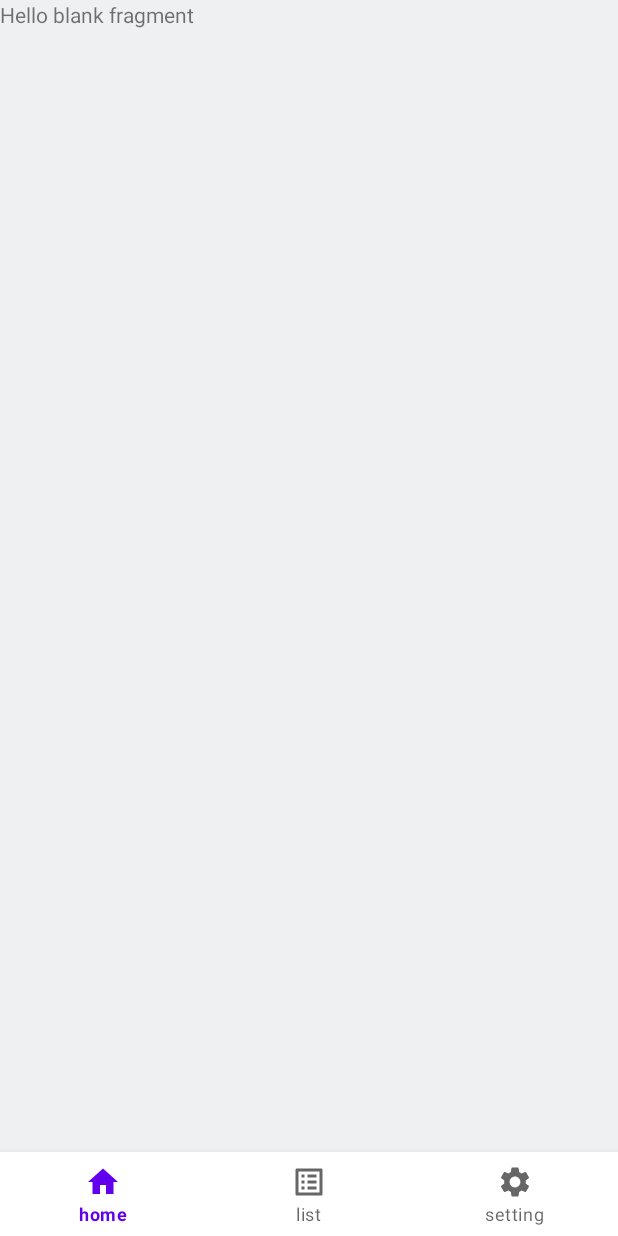
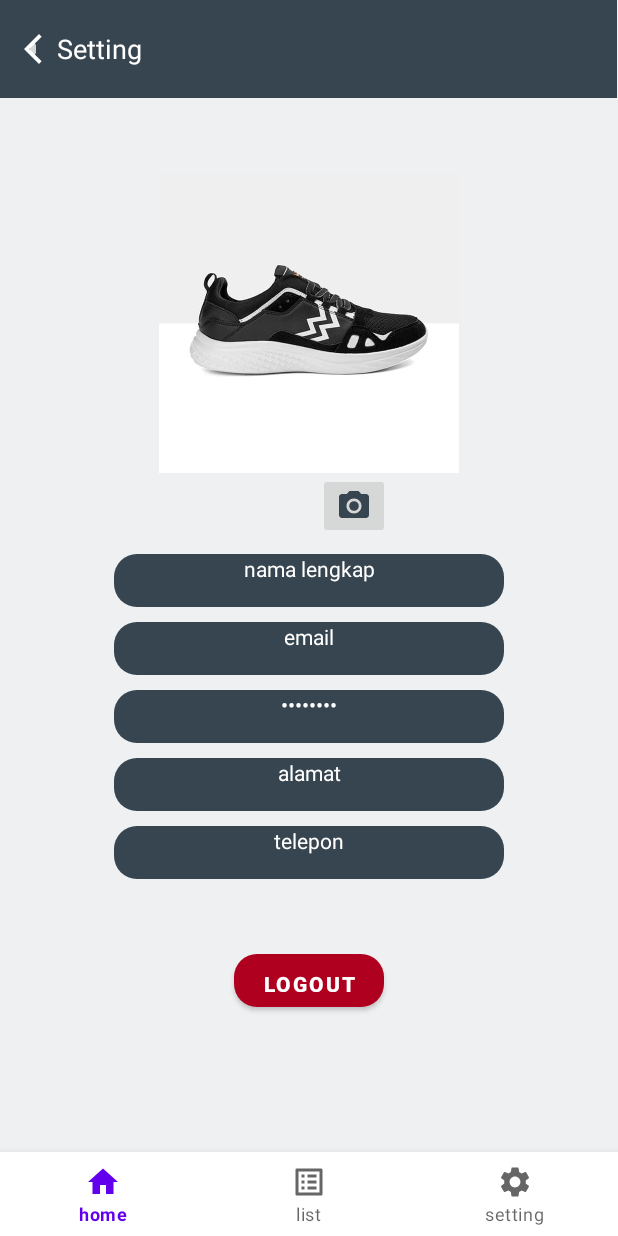
Before and after one commit to fikri-zamzam/Poloskuy, an Android app: the fragment SettingFragment placed in its activity, on a phone screen of 412 x 824 dp. Run offline under Robolectric (Android 15) with nearby library versions, the light colour scheme and no system bars.

Commit message:
menambah item menu setting

```diff
--- /dev/null
+++ b/apkpoloskuy/app/src/main/res/drawable/iccamera_alt.xml
@@ -0,0 +1,6 @@
+<vector android:height="24dp" android:tint="#36454F"
+    android:viewportHeight="24" android:viewportWidth="24"
+    android:width="24dp" xmlns:android="http://schemas.android.com/apk/res/android">
+    <path android:fillColor="@android:color/white" android:pathData="M12,12m-3.2,0a3.2,3.2 0,1 1,6.4 0a3.2,3.2 0,1 1,-6.4 0"/>
+    <path android:fillColor="@android:color/white" android:pathData="M9,2L7.17,4L4,4c-1.1,0 -2,0.9 -2,2v12c0,1.1 0.9,2 2,2h16c1.1,0 2,-0.9 2,-2L22,6c0,-1.1 -0.9,-2 -2,-2h-3.17L15,2L9,2zM12,17c-2.76,0 -5,-2.24 -5,-5s2.24,-5 5,-5 5,2.24 5,5 -2.24,5 -5,5z"/>
+</vector>
--- a/apkpoloskuy/app/src/main/res/layout/fragment_setting.xml
+++ b/apkpoloskuy/app/src/main/res/layout/fragment_setting.xml
@@ -1,14 +1,131 @@
 <?xml version="1.0" encoding="utf-8"?>
-<FrameLayout xmlns:android="http://schemas.android.com/apk/res/android"
+<LinearLayout xmlns:android="http://schemas.android.com/apk/res/android"
+    xmlns:app="http://schemas.android.com/apk/res-auto"
     xmlns:tools="http://schemas.android.com/tools"
     android:layout_width="match_parent"
     android:layout_height="match_parent"
+    android:orientation="vertical"
     tools:context=".myfragment.SettingFragment">
+    <!--toolbar-->
+    <androidx.appcompat.widget.Toolbar
+        android:id="@+id/toolbar"
+        android:layout_width="411dp"
+        android:layout_height="65dp"
+        android:background="@color/charcoal"
+        tools:ignore="MissingConstraints">
 
-    <!-- TODO: Update blank fragment layout -->
+        <LinearLayout
+            android:layout_width="match_parent"
+            android:layout_height="match_parent"
+            android:orientation="horizontal">
+            <!--button back-->
+            <ImageButton
+                android:id="@+id/arrowBackc"
+                android:layout_width="11.67dp"
+                android:layout_height="19.8dp"
+                android:src="@drawable/ic_arrow_back"
+                android:layout_gravity="center"/>
+            <TextView
+                android:layout_width="wrap_content"
+                android:layout_height="wrap_content"
+                android:text="Setting"
+                android:textSize="18sp"
+                android:textColor="@color/white"
+                android:layout_gravity="center"
+                android:layout_marginStart="10dp"
+                android:layout_marginLeft="10dp" />
+        </LinearLayout>
+
+    </androidx.appcompat.widget.Toolbar>
+
+    <ImageView
+        android:id="@+id/imgProfil"
+        android:layout_width="200dp"
+        android:layout_height="200dp"
+        android:src="@drawable/sepokat"
+        android:layout_gravity="center"
+        android:layout_marginTop="50dp"/>
+
+    <ImageButton
+        android:id="@+id/imgCam"
+        android:layout_width="wrap_content"
+        android:layout_height="wrap_content"
+        android:layout_gravity="center"
+        android:src="@drawable/iccamera_alt"
+        android:layout_marginLeft="30dp"
+        />
+
     <TextView
-        android:layout_width="match_parent"
-        android:layout_height="match_parent"
-        android:text="@string/hello_blank_fragment" />
+        android:id="@+id/nama"
+        android:layout_width="260dp"
+        android:layout_height="35dp"
+        android:background="@drawable/button"
+        android:textColor="@color/white"
+        android:text="nama lengkap"
+        android:textAlignment="center"
+        android:layout_gravity="center"
+        android:layout_marginTop="10dp"
+        />
 
-</FrameLayout>
+    <TextView
+        android:id="@+id/email"
+        android:layout_width="260dp"
+        android:layout_height="35dp"
+        android:background="@drawable/button"
+        android:textColor="@color/white"
+        android:text="email"
+        android:textAlignment="center"
+        android:layout_gravity="center"
+        android:layout_marginTop="10dp"
+        />
+    <TextView
+        android:id="@+id/pass"
+        android:layout_width="260dp"
+        android:layout_height="35dp"
+        android:background="@drawable/button"
+        android:textColor="@color/white"
+        android:text="password"
+        android:inputType="textPassword"
+        android:textAlignment="center"
+        android:layout_gravity="center"
+        android:layout_marginTop="10dp"
+        />
+
+    <TextView
+        android:id="@+id/alamat"
+        android:layout_width="260dp"
+        android:layout_height="35dp"
+        android:background="@drawable/button"
+        android:textColor="@color/white"
+        android:text="alamat"
+        android:textAlignment="center"
+        android:layout_gravity="center"
+        android:layout_marginTop="10dp"
+        />
+
+    <TextView
+        android:id="@+id/no_telpon"
+        android:layout_width="260dp"
+        android:layout_height="35dp"
+        android:background="@drawable/button"
+        android:textColor="@color/white"
+        android:text="telepon"
+        android:textAlignment="center"
+        android:layout_gravity="center"
+        android:layout_marginTop="10dp"
+        />
+
+
+    <Button
+        android:id="@+id/logout_btn"
+        android:layout_width="100dp"
+        android:layout_height="35dp"
+        android:layout_gravity="center"
+        android:layout_marginTop="50dp"
+        android:background="@drawable/button"
+        android:text="Logout"
+        android:textStyle="bold"
+        app:backgroundTint="@color/design_default_color_error" />
+
+
+</LinearLayout>
```
